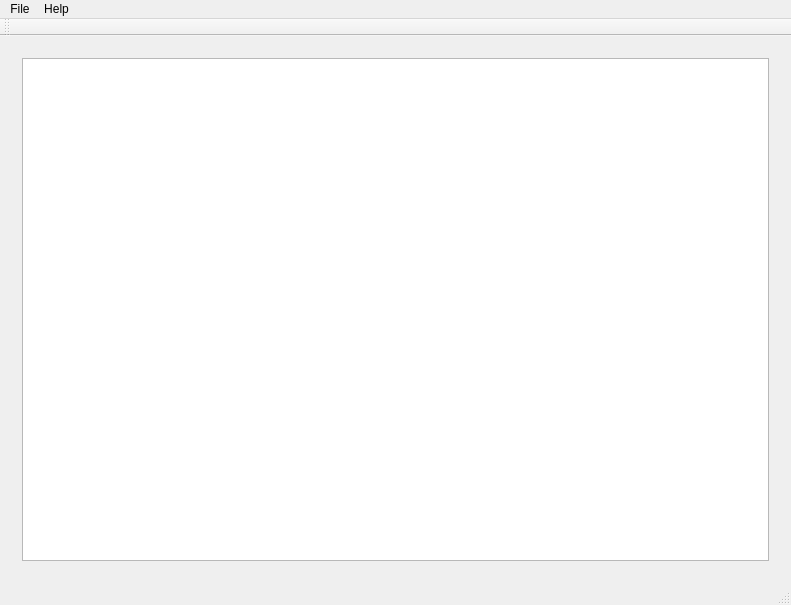
The window that mainwindow.ui (mapcrafter/mapcrafter-gui) describes before a commit, drawn with Qt 5.
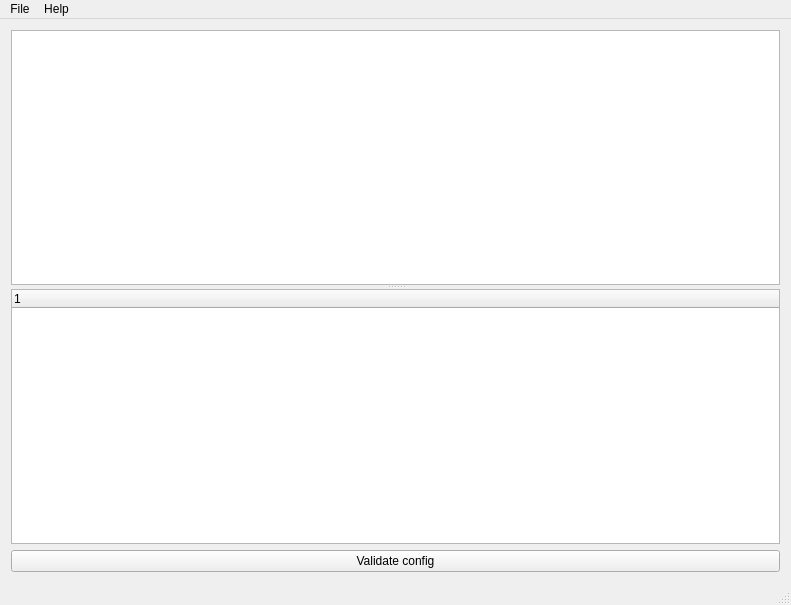
The same window after the commit.

Commit message: Simple Mapcrafter integration to validate config files.

```diff
--- a/mainwindow.ui
+++ b/mainwindow.ui
@@ -20,9 +20,6 @@
       <property name="orientation">
        <enum>Qt::Vertical</enum>
       </property>
-      <widget class="QWidget" name="verticalLayoutWidget_2">
-       <layout class="QVBoxLayout" name="verticalLayout">
-        <item>
          <widget class="QTextEdit" name="textEdit">
           <property name="font">
            <font>
@@ -33,10 +30,25 @@
            <bool>false</bool>
           </property>
          </widget>
-        </item>
-       </layout>
-      </widget>
-     </widget>
+      <widget class="QTreeWidget" name="treeWidget">
+       <column>
+        <property name="text">
+         <string notr="true">1</string>
+        </property>
+       </column>
+      </widget>
+     </widget>
+    </item>
+    <item>
+     <layout class="QVBoxLayout" name="verticalLayout">
+      <item>
+       <widget class="QPushButton" name="buttonValidateConfig">
+        <property name="text">
+         <string>Validate config</string>
+        </property>
+       </widget>
+      </item>
+     </layout>
     </item>
    </layout>
   </widget>
@@ -66,14 +78,6 @@
    <addaction name="menuFile"/>
    <addaction name="menuHelp"/>
   </widget>
-  <widget class="QToolBar" name="mainToolBar">
-   <attribute name="toolBarArea">
-    <enum>TopToolBarArea</enum>
-   </attribute>
-   <attribute name="toolBarBreak">
-    <bool>false</bool>
-   </attribute>
-  </widget>
   <widget class="QStatusBar" name="statusBar"/>
   <action name="actionOpen">
    <property name="text">
```
Lines whose indentation alone changed are shown as unchanged. The commit also changes 2 other files.
